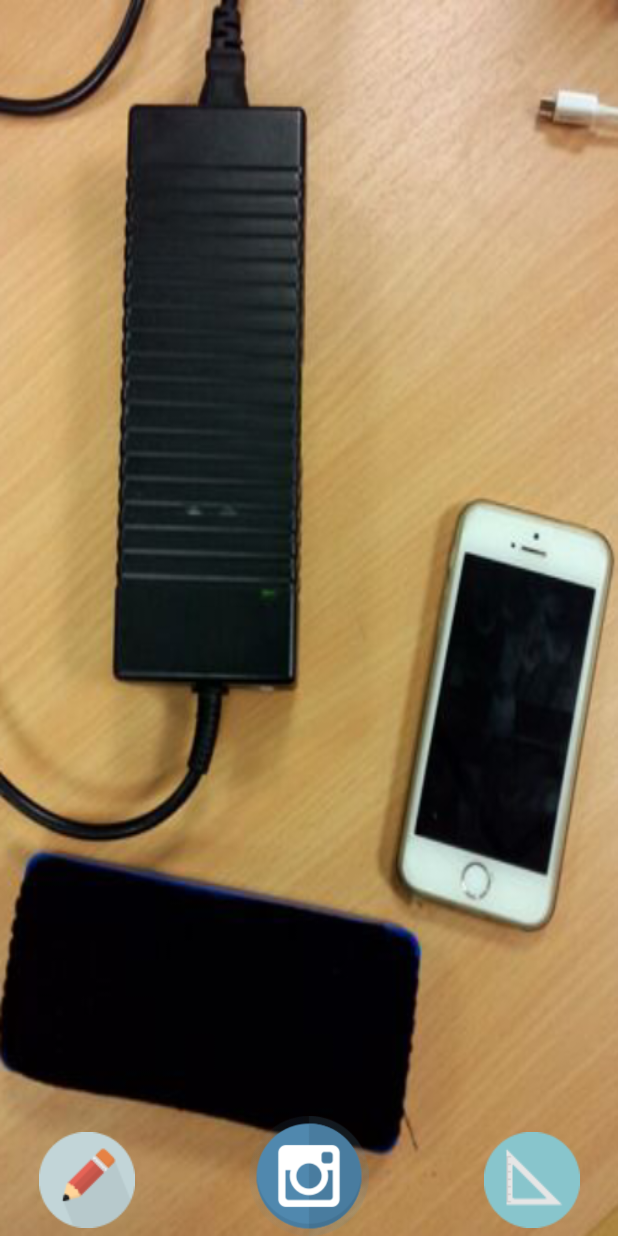
After one commit to SnowyOwl-KHY/ZhouMeasure, an Android app: the layout fragment_photo.xml on its own in the app's theme, with its tools: preview values and no code run, on a phone screen of 412 x 824 dp. The commit adds this screen. Run offline under Robolectric (Android 15) with nearby library versions, the phone set to English and light mode, and no system bars.

Commit message:
Add the photoFragment.

```diff
--- /dev/null
+++ b/app/src/main/java/classexample/zhoumeasure/photo/LightButton.java
@@ -0,0 +1,42 @@
+package classexample.zhoumeasure.photo;
+
+import android.content.Context;
+import android.graphics.Canvas;
+import android.graphics.Color;
+import android.graphics.Paint;
+import android.util.AttributeSet;
+import android.util.Log;
+import android.view.View;
+import android.widget.ImageButton;
+
+/**
+ * Created by Xiaozhou on 2015/8/6.
+ */
+public class LightButton extends ImageButton {
+    boolean m_isActive =false;
+    Paint m_paint = new Paint();
+    public LightButton(Context context, AttributeSet attrs) {
+        super(context, attrs);
+        m_paint.setColor(Color.BLUE);
+
+
+        setOnClickListener(new OnClickListener() {
+            @Override
+            public void onClick(View v) {
+                v.animate().rotationBy(360).setDuration(500);
+                m_isActive = !m_isActive;
+                invalidate();
+            }
+        });
+    }
+
+    @Override
+    protected void onDraw(Canvas canvas) {
+        Log.d("zxz", "on draw");
+        if(m_isActive){
+            canvas.drawCircle(getWidth()/2,getHeight()/2, 35 ,m_paint);
+            Log.d("zxz","circle");
+        }
+        super.onDraw(canvas);
+    }
+}
--- a/app/src/main/java/classexample/zhoumeasure/reference/ReferenceFragment.java
+++ b/app/src/main/java/classexample/zhoumeasure/reference/ReferenceFragment.java
@@ -238,6 +238,7 @@ public class ReferenceFragment extends Fragment {
                     } else {
                         cameraButtonState = false;
                         ((MainActivity) getActivity()).getCameraFragment().takePhoto();
+                        ((MainActivity) getActivity()).jumpToPhotoFragment();
                     }
                     break;
                 case R.id.ivBackImage:
--- /dev/null
+++ b/app/src/main/res/layout/fragment_photo.xml
@@ -0,0 +1,69 @@
+<?xml version="1.0" encoding="utf-8"?>
+<RelativeLayout xmlns:android="http://schemas.android.com/apk/res/android"
+                android:layout_width="match_parent"
+                android:layout_height="match_parent"
+    android:background="@drawable/tempbackground"
+                >
+
+    <!--<ImageView-->
+        <!--android:layout_width="wrap_content"-->
+        <!--android:layout_height="wrap_content"-->
+        <!--android:id="@+id/imageView"-->
+        <!--android:src="@drawable/tempbackground"-->
+        <!--android:scaleType="fitCenter"-->
+        <!--android:layout_alignParentTop="true"-->
+        <!--android:layout_alignParentRight="true"-->
+        <!--android:layout_alignParentEnd="true"-->
+        <!--android:layout_alignParentBottom="true"-->
+        <!--android:layout_alignParentLeft="true"-->
+        <!--android:layout_alignParentStart="true"/>-->
+
+
+    <ImageButton
+        android:layout_width="80dp"
+        android:layout_height="80dp"
+        android:id="@+id/cameraBtn"
+        android:background="@null"
+        android:layout_alignParentBottom="true"
+        android:layout_centerHorizontal="true"/>
+    <ImageView
+        android:layout_width="80dp"
+        android:layout_height="80dp"
+        android:background="@null"
+        android:src="@drawable/camera_icon"
+        android:layout_alignParentBottom="true"
+        android:layout_centerHorizontal="true"/>
+
+
+    <classexample.zhoumeasure.photo.LightButton
+        android:layout_width="75dp"
+        android:layout_height="75dp"
+        android:background="@null"
+        android:id="@+id/view"
+        android:src="@drawable/pencil_64px"
+        android:layout_alignParentBottom="true"
+        android:layout_alignParentLeft="true"
+        android:layout_alignParentStart="true"
+        android:layout_marginLeft="20dp"/>
+
+    <classexample.zhoumeasure.photo.LightButton
+        android:layout_width="75dp"
+        android:layout_height="75dp"
+        android:background="@null"
+        android:id="@+id/view2"
+        android:src="@drawable/ruler_64px"
+        android:layout_alignParentBottom="true"
+        android:layout_alignParentRight="true"
+        android:layout_marginRight="20dp"/>
+
+    <RelativeLayout
+        android:layout_width="match_parent"
+        android:layout_height="match_parent"
+        android:layout_alignParentTop="true"
+        android:layout_alignParentLeft="true"
+        android:layout_alignParentStart="true"
+        android:id="@+id/drawArea"
+        android:layout_alignParentBottom="true"></RelativeLayout>
+
+
+</RelativeLayout>
```
Also changed, not shown: app/src/main/java/classexample/zhoumeasure/MainActivity.java (+17 -2 lines), app/src/main/java/classexample/zhoumeasure/photo/MyAnchor.java (added, +68 -0 lines), app/src/main/java/classexample/zhoumeasure/photo/MyLine.java (added, +47 -0 lines), app/src/main/java/classexample/zhoumeasure/photo/PhotoFragment.java (+45 -5 lines), app/src/main/res/drawable/pencil_64px.png (added), app/src/main/res/drawable/ruler_64px.png (added), app/src/main/res/drawable/tempbackground.png (added), 1 other file.
